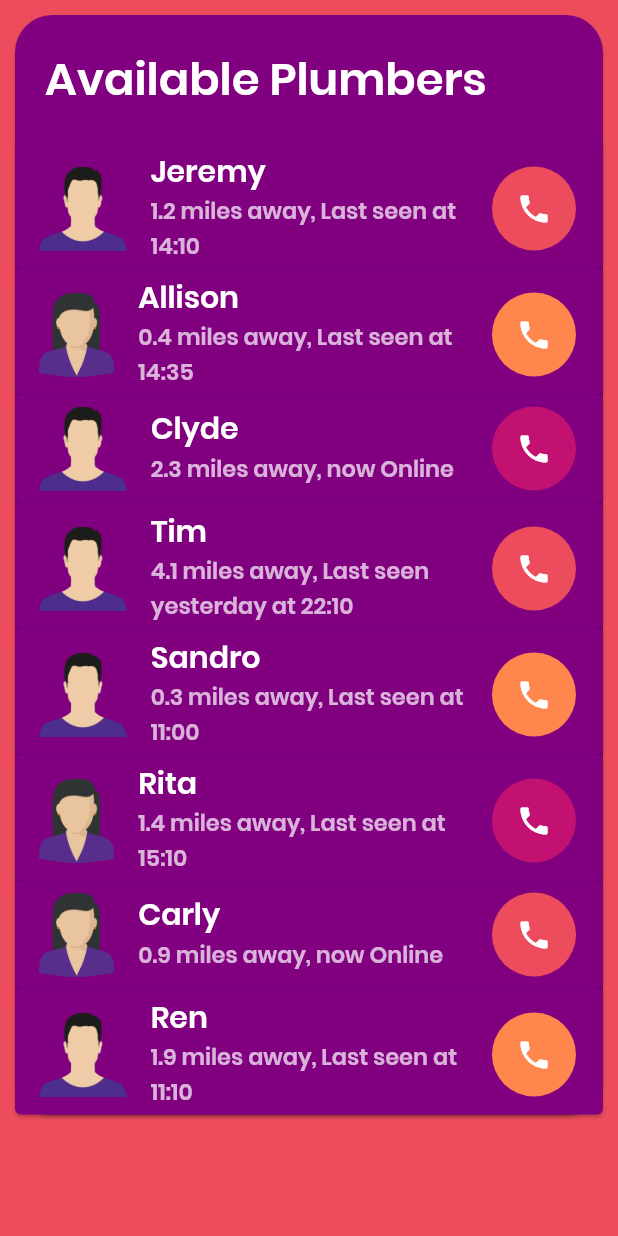
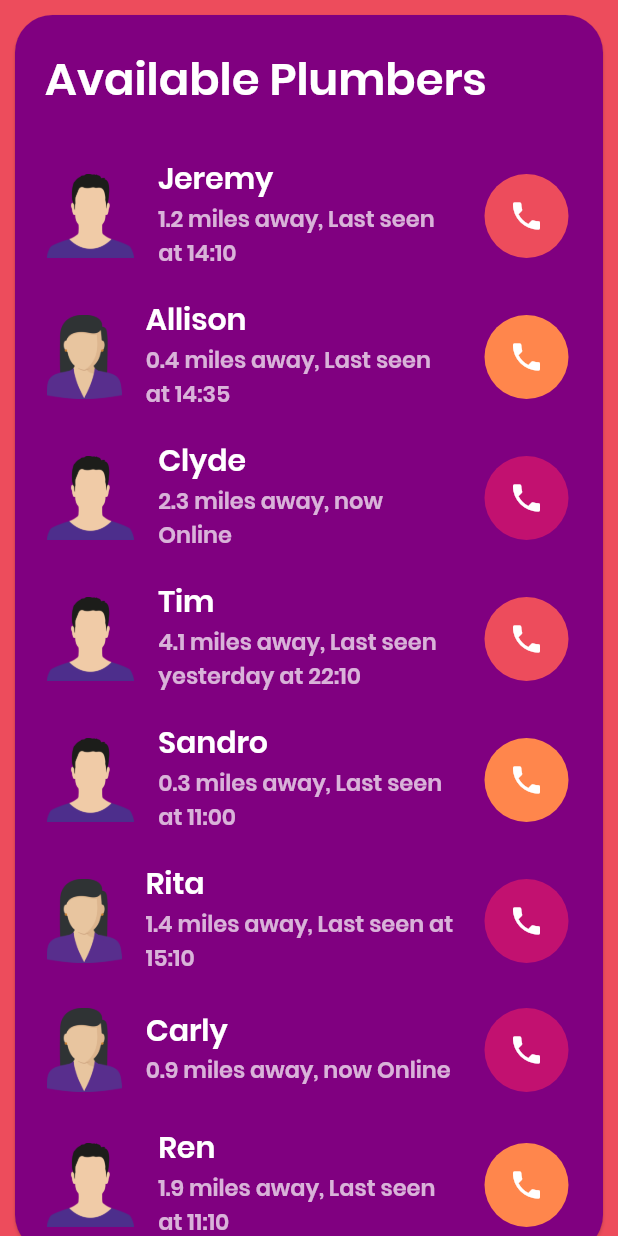
Before and after one commit to ameysunu/watered, a Flutter app: the PlumberDetails screen opened directly, on a phone screen of 412 x 824 dp. Run offline on Flutter 3.47's test engine with Material 2 defaults, Android fonts, the phone set to English and light mode, and no system bars; our stand-ins replace hexcolor.

Commit message:
second commit

```diff
--- a/lib/plumber.dart
+++ b/lib/plumber.dart
@@ -36,7 +36,8 @@ class _PlumberDetailsState extends State<PlumberDetails> {
                 ),
                 Card(
                   color: Hexcolor('#800080'),
-                        margin: EdgeInsets.zero,
+                        elevation: 0,
+                        margin: EdgeInsets.all(5),
                         child: ListTile(
                           leading: Image.asset('images/menprofile.png'),
                           title: Text('Jeremy ',
@@ -63,7 +64,8 @@ class _PlumberDetailsState extends State<PlumberDetails> {
                 ),
                    Card(
                   color: Hexcolor('#800080'),
-                        margin: EdgeInsets.zero,
+                        elevation: 0,
+                        margin: EdgeInsets.all(5),
                         child: ListTile(
                           leading: Image.asset('images/womenprofile.png'),
                           title: Text('Allison ',
@@ -90,7 +92,8 @@ class _PlumberDetailsState extends State<PlumberDetails> {
                 ),
                    Card(
                   color: Hexcolor('#800080'),
-                        margin: EdgeInsets.zero,
+                        elevation: 0,
+                        margin: EdgeInsets.all(5),
                         child: ListTile(
                           leading: Image.asset('images/menprofile.png'),
                           title: Text('Clyde',
@@ -117,7 +120,8 @@ class _PlumberDetailsState extends State<PlumberDetails> {
                 ),
                    Card(
                   color: Hexcolor('#800080'),
-                        margin: EdgeInsets.zero,
+                        elevation: 0,
+                        margin: EdgeInsets.all(5),
                         child: ListTile(
                           leading: Image.asset('images/menprofile.png'),
                           title: Text('Tim',
@@ -144,7 +148,8 @@ class _PlumberDetailsState extends State<PlumberDetails> {
                 ),
                    Card(
                   color: Hexcolor('#800080'),
-                        margin: EdgeInsets.zero,
+                        elevation: 0,
+                        margin: EdgeInsets.all(5),
                         child: ListTile(
                           leading: Image.asset('images/menprofile.png'),
                           title: Text('Sandro',
@@ -171,7 +176,8 @@ class _PlumberDetailsState extends State<PlumberDetails> {
                 ),
                    Card(
                   color: Hexcolor('#800080'),
-                        margin: EdgeInsets.zero,
+                       elevation: 0,
+                        margin: EdgeInsets.all(5),
                         child: ListTile(
                           leading: Image.asset('images/womenprofile.png'),
                           title: Text('Rita',
@@ -198,7 +204,8 @@ class _PlumberDetailsState extends State<PlumberDetails> {
                 ),
                    Card(
                   color: Hexcolor('#800080'),
-                        margin: EdgeInsets.zero,
+                        elevation: 0,
+                        margin: EdgeInsets.all(5),
                         child: ListTile(
                           leading: Image.asset('images/womenprofile.png'),
                           title: Text('Carly',
@@ -212,7 +219,7 @@ class _PlumberDetailsState extends State<PlumberDetails> {
                           ),
                           trailing: CircleAvatar(
                           radius: 30.0,
-                          backgroundColor: Hexcolor('#ED4C5C'),
+                          backgroundColor: Hexcolor('#C21170'),
                           child: IconButton(icon: Icon(Icons.phone,
                             color: Colors.white,
                             ),
@@ -225,7 +232,8 @@ class _PlumberDetailsState extends State<PlumberDetails> {
                 ),
                    Card(
                   color: Hexcolor('#800080'),
-                        margin: EdgeInsets.zero,
+                  elevation: 0,
+                        margin: EdgeInsets.all(5),
                         child: ListTile(
                           leading: Image.asset('images/menprofile.png'),
                           title: Text('Ren',
```
